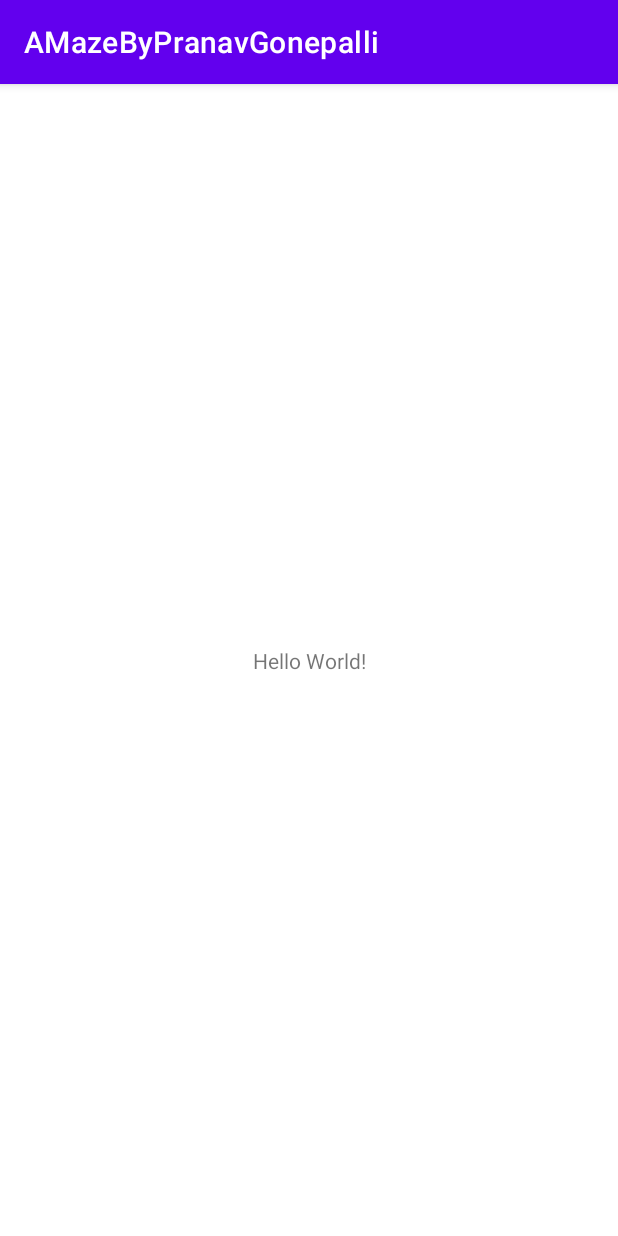
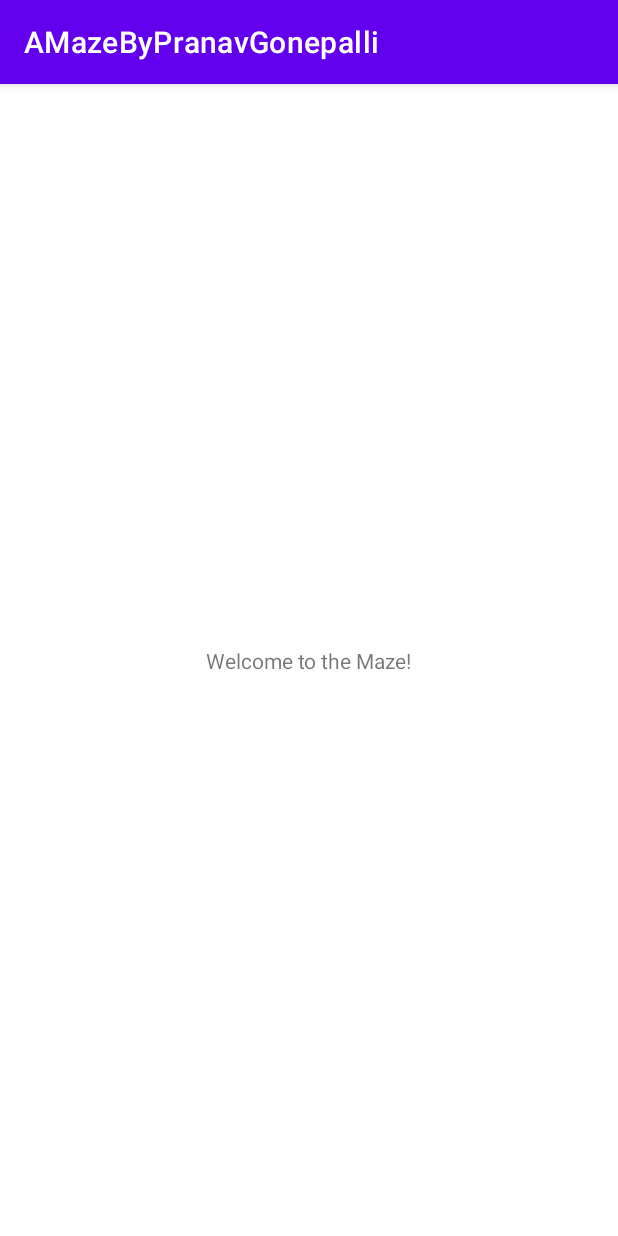
Before and after one commit to Pranav624/MazeGame, an Android app: the screen it shows after launch (MainActivity before the commit, AMazeActivity after it), on a phone screen of 412 x 824 dp. Run offline under Robolectric (Android 15) with nearby library versions, the phone set to English and light mode, and no system bars.

Commit message:
Added 6 activity states
Added the main activity states, and made AMazeActivity the launcher activity that shows when I first go to the app.

```diff
--- a/app/src/main/java/edu/wm/cs/cs301/pranavgonepalli/MainActivity.java
+++ b/app/src/main/java/edu/wm/cs/cs301/pranavgonepalli/AMazeActivity.java
@@ -4,11 +4,11 @@ import androidx.appcompat.app.AppCompatActivity;
 
 import android.os.Bundle;
 
-public class MainActivity extends AppCompatActivity {
+public class AMazeActivity extends AppCompatActivity {
 
     @Override
     protected void onCreate(Bundle savedInstanceState) {
         super.onCreate(savedInstanceState);
-        setContentView(R.layout.activity_main);
+        setContentView(R.layout.activity_amaze);
     }
 }
--- /dev/null
+++ b/app/src/main/res/layout/activity_amaze.xml
@@ -0,0 +1,18 @@
+<?xml version="1.0" encoding="utf-8"?>
+<androidx.constraintlayout.widget.ConstraintLayout xmlns:android="http://schemas.android.com/apk/res/android"
+    xmlns:app="http://schemas.android.com/apk/res-auto"
+    xmlns:tools="http://schemas.android.com/tools"
+    android:layout_width="match_parent"
+    android:layout_height="match_parent"
+    tools:context=".AMazeActivity">
+
+    <TextView
+        android:layout_width="wrap_content"
+        android:layout_height="wrap_content"
+        android:text="Welcome to the Maze!"
+        app:layout_constraintBottom_toBottomOf="parent"
+        app:layout_constraintEnd_toEndOf="parent"
+        app:layout_constraintStart_toStartOf="parent"
+        app:layout_constraintTop_toTopOf="parent" />
+
+</androidx.constraintlayout.widget.ConstraintLayout>
--- a/app/src/main/res/layout/activity_main.xml
+++ b/app/src/main/res/layout/activity_play_manually.xml
@@ -4,15 +4,6 @@
     xmlns:tools="http://schemas.android.com/tools"
     android:layout_width="match_parent"
     android:layout_height="match_parent"
-    tools:context=".MainActivity">
-
-    <TextView
-        android:layout_width="wrap_content"
-        android:layout_height="wrap_content"
-        android:text="Hello World!"
-        app:layout_constraintBottom_toBottomOf="parent"
-        app:layout_constraintEnd_toEndOf="parent"
-        app:layout_constraintStart_toStartOf="parent"
-        app:layout_constraintTop_toTopOf="parent" />
+    tools:context=".PlayManuallyActivity">
 
 </androidx.constraintlayout.widget.ConstraintLayout>
```
Also changed, not shown: app/src/main/AndroidManifest.xml (+36 -2 lines), app/src/main/java/edu/wm/cs/cs301/pranavgonepalli/GeneratingActivity.java (added, +14 -0 lines), app/src/main/java/edu/wm/cs/cs301/pranavgonepalli/LosingActivity.java (added, +14 -0 lines), app/src/main/java/edu/wm/cs/cs301/pranavgonepalli/PlayAnimationActivity.java (added, +14 -0 lines), app/src/main/java/edu/wm/cs/cs301/pranavgonepalli/PlayManuallyActivity.java (added, +14 -0 lines), app/src/main/java/edu/wm/cs/cs301/pranavgonepalli/WinningActivity.java (added, +14 -0 lines), app/src/main/res/layout/activity_generating.xml (added, +9 -0 lines), app/src/main/res/layout/activity_losing.xml (added, +9 -0 lines), app/src/main/res/layout/activity_play_animation.xml (added, +9 -0 lines), app/src/main/res/layout/activity_winning.xml (added, +9 -0 lines).
